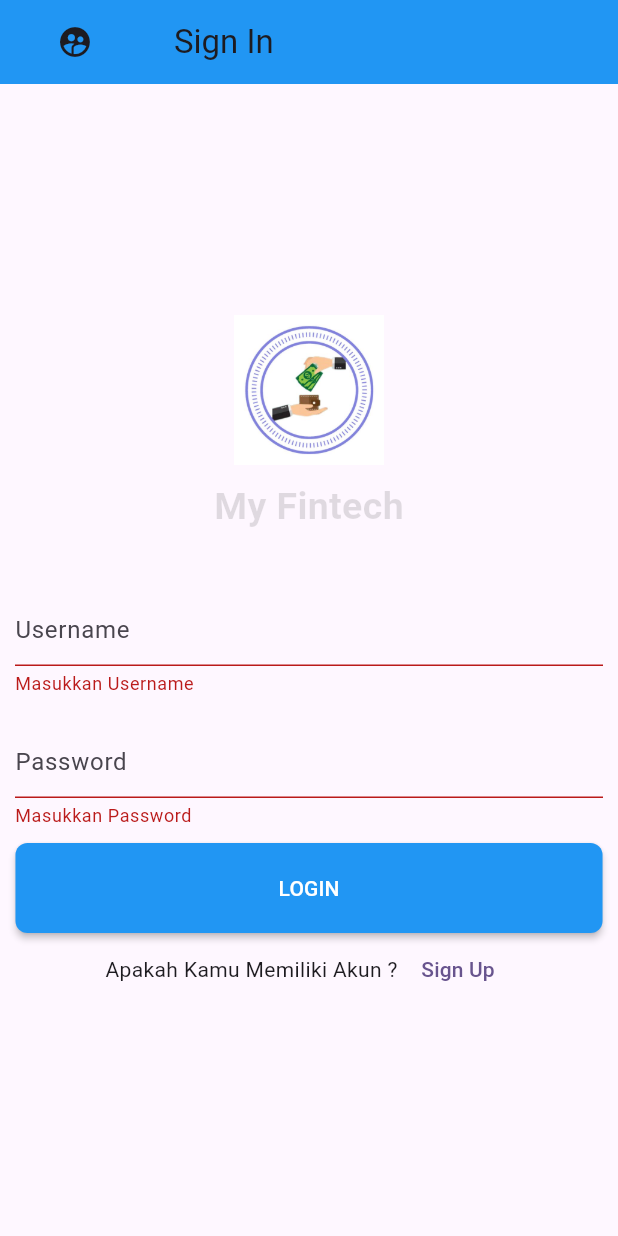
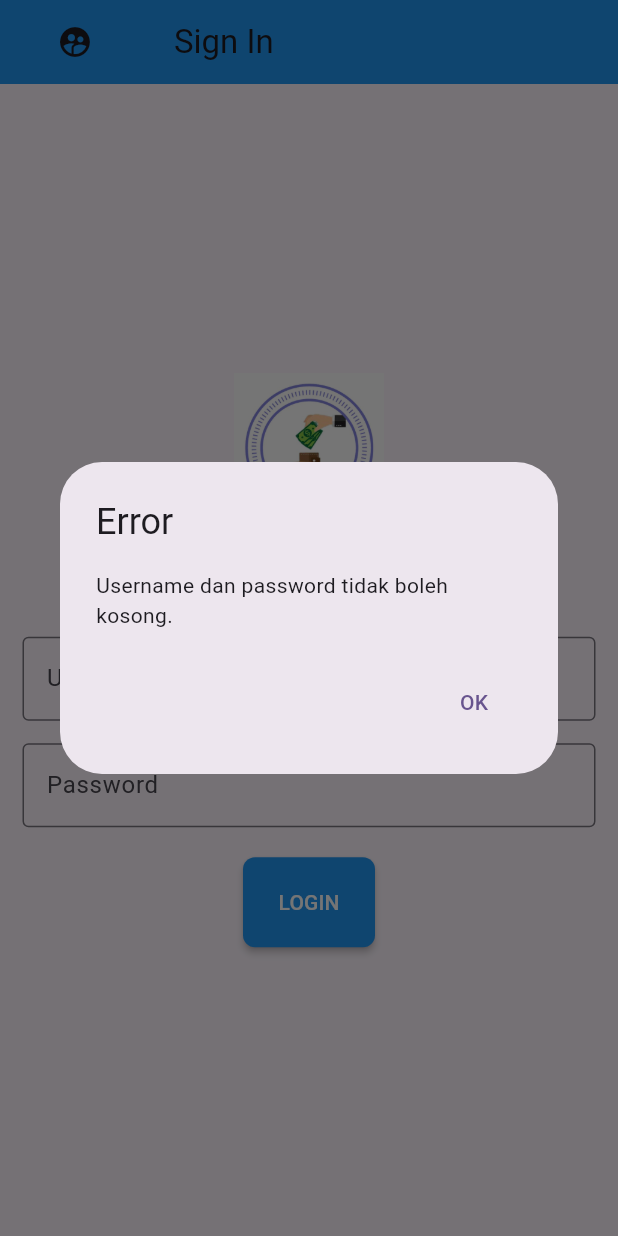
Before and after one commit to fiskinafiulafida/flutter_application_1, a Flutter app: the LoginScreen screen opened directly, after a tap on "LOGIN", on a phone screen of 412 x 824 dp. Run offline on Flutter 3.47's test engine with Material 2 defaults, Android fonts, the phone set to English and light mode, and no system bars; our stand-ins replace sqflite; accounts and stored records are empty.

Commit message:
Login Fixs

```diff
--- a/lib/database/databasehelper.dart
+++ b/lib/database/databasehelper.dart
@@ -4,33 +4,61 @@ import 'package:sqflite/sqflite.dart';
 import '../model/user.dart';
 
 class DatabaseHelper {
-  final databaseName = "testDB.db";
-  String userTable =
-      "Create Tabel users (usrId integer primary key autoincrement, usrName Text, usrPassword Text)";
-  String userData = "inser into users values(1, 'flutter', '123')";
+  static const int _version = 1;
+  static const String _dbName = "Finance.db";
 
-  Future<Database> initDB() async {
-    final databasePath = await getDatabasesPath();
-    final path = join(databasePath, databaseName);
-
-    return await openDatabase(path, version: 1, onCreate: (db, version) async {
-      // defaut untuk user login
-      await db.execute(userData);
-      // user tabel
-      await db.rawQuery(userTable);
-    });
+  static Future<Database> _getDB() async {
+    return openDatabase(join(await getDatabasesPath(), _dbName),
+        onCreate: (db, version) async {
+      await db.execute('''
+        CREATE TABLE User(
+          id INTEGER PRIMARY KEY,
+          username TEXT NOT NULL,
+          password TEXT NOT NULL
+        )
+      ''');
+    }, version: _version);
   }
 
-  // method for login
-  Future<bool> authentication(Users users) async {
-    final Database db = await initDB();
-    var result = await db.rawQuery(
-        "select * from users usrName = '${users.usrName}' and users usrPassword = '${users.usrPassword}'");
+  Future<int> updateUserPassword(Users user) async {
+    final db = await _getDB();
+    return await db.update(
+      "User",
+      user.toJson(),
+      where: 'id = ?',
+      whereArgs: [user.id],
+    );
+  }
 
-    if (result.isNotEmpty) {
-      return true;
-    } else {
-      return false;
+  Future<Users?> getUserByUsername(String username) async {
+    final db = await _getDB();
+    final List<Map<String, dynamic>> maps = await db.query(
+      "User",
+      where: 'username = ?',
+      whereArgs: [username],
+    );
+    if (maps.isEmpty) {
+      return null;
     }
+    return Users.fromJson(maps.first);
+  }
+
+  static Future<int> addUser(Users user) async {
+    final db = await _getDB();
+    return await db.insert("User", user.toJson(),
+        conflictAlgorithm: ConflictAlgorithm.replace);
+  }
+
+  static Future<Users?> loginUser(String username, String password) async {
+    final db = await _getDB();
+    final List<Map<String, dynamic>> maps = await db.query(
+      "User",
+      where: "username = ? AND password = ?",
+      whereArgs: [username, password],
+    );
+    if (maps.isEmpty) {
+      return null;
+    }
+    return Users.fromJson(maps[0]);
   }
 }
--- a/lib/model/user.dart
+++ b/lib/model/user.dart
@@ -1,20 +1,13 @@
 class Users {
-  final String? usrId;
-  final String usrName;
-  final String usrPassword;
+  const Users({this.id, required this.username, required this.password});
 
-  Users({this.usrId, required this.usrName, required this.usrPassword});
+  final int? id;
+  final String username;
+  final String password;
 
   factory Users.fromJson(Map<String, dynamic> json) => Users(
-        usrName: json['usrName'],
-        usrPassword: json['usrPassword'],
-      );
+      id: json['id'], username: json['username'], password: json['password']);
 
-  Map<String, dynamic> toMap() {
-    return {
-      'usrId': usrId,
-      'usrName': usrName,
-      'usrPassword': usrPassword,
-    };
-  }
+  Map<String, dynamic> toJson() =>
+      {'id': id, 'username': username, 'password': password};
 }
--- a/lib/screens/login.dart
+++ b/lib/screens/login.dart
@@ -1,42 +1,84 @@
 import 'package:flutter/material.dart';
-import 'package:flutter_application_1/methods/textField.dart';
 import 'package:flutter_application_1/screens/register.dart';
 import 'package:flutter_application_1/model/user.dart';
 import 'package:flutter_application_1/screens/home.dart';
 import 'package:flutter_application_1/database/databasehelper.dart';
 
 class LoginScreen extends StatefulWidget {
-  const LoginScreen({Key? key}) : super(key: key);
+  const LoginScreen({super.key});
 
   @override
   State<LoginScreen> createState() => _LoginScreenState();
 }
 
 class _LoginScreenState extends State<LoginScreen> {
-  final usrName = TextEditingController();
-  final usrPass = TextEditingController();
-  final formKey = GlobalKey<FormState>();
+  bool _obscureText = true;
 
-  // untuk button login
-  login() async {
-    final db = DatabaseHelper();
+  var usernameController = TextEditingController();
+  var passwordController = TextEditingController();
 
-    var result = await db.authentication(
-        Users(usrName: usrName.text, usrPassword: usrPass.text));
+  Future<void> _login() async {
+    final username = usernameController.text;
+    final password = passwordController.text;
 
-    if (result) {
+    final userLogin = Users(username: "admin", password: "admin");
+    await DatabaseHelper.addUser(userLogin);
+
+    if (username.isEmpty || password.isEmpty) {
+      showDialog(
+        context: context,
+        builder: (context) {
+          return AlertDialog(
+            title: const Text('Error'),
+            content: const Text('Username dan password tidak boleh kosong.'),
+            actions: [
+              TextButton(
+                onPressed: () {
+                  Navigator.of(context).pop();
+                },
+                child: const Text('OK'),
+              ),
+            ],
+          );
+        },
+      );
+      return;
+    }
+
+    final user = await DatabaseHelper.loginUser(username, password);
+
+    if (user != null) {
+      // Jika login berhasil, navigasikan ke halaman beranda (HomeScreen)
       Navigator.push(
-          context, MaterialPageRoute(builder: (context) => HomeScreen()));
+        context,
+        MaterialPageRoute(
+          builder: (context) => const HomeScreen(),
+        ),
+      );
     } else {
-      ScaffoldMessenger.of(context).showSnackBar(
-          SnackBar(content: Text("Silahkan Cek Pass dan Username !!!")));
+      // Jika login gagal, tampilkan pesan error
+      showDialog(
+        context: context,
+        builder: (context) {
+          return AlertDialog(
+            title: const Text('Error'),
+            content: const Text('Username atau password salah.'),
+            actions: [
+              TextButton(
+                onPressed: () {
+                  Navigator.of(context).pop();
+                },
+                child: const Text('OK'),
+              ),
+            ],
+          );
+        },
+      );
     }
   }
 
   @override
   Widget build(BuildContext context) {
-    Size size = MediaQuery.of(context).size;
-
     return Scaffold(
       appBar: AppBar(
         leading: Icon(Icons.supervised_user_circle),
@@ -46,7 +88,6 @@ class _LoginScreenState extends State<LoginScreen> {
       ),
       body: SafeArea(
         child: Form(
-          key: formKey,
           child: Column(mainAxisAlignment: MainAxisAlignment.center, children: [
             Center(
               child: Container(
@@ -68,30 +109,34 @@ class _LoginScreenState extends State<LoginScreen> {
             SizedBox(
               height: 30.0,
             ),
-            UnderLineInputField(
-              controller: usrName,
-              hint: "Username",
-              validator: (value) {
-                if (value.isEmpty) {
-                  return "Masukkan Username";
-                }
-                return null;
-              },
+            Container(
+              padding: EdgeInsets.symmetric(horizontal: 15),
+              child: TextField(
+                controller: usernameController,
+                decoration: InputDecoration(
+                    border: OutlineInputBorder(),
+                    labelText: 'Username',
+                    hintText: 'Enter valid username'),
+              ),
             ),
-            UnderLineInputField(
-              controller: usrPass,
-              hint: "Password",
-              validator: (value) {
-                if (value.isEmpty) {
-                  return "Masukkan Password";
-                }
-                return null;
-              },
+            Container(
+              padding: const EdgeInsets.only(
+                  left: 15.0, right: 15.0, top: 15, bottom: 0),
+              child: TextField(
+                controller: passwordController,
+                obscureText: true,
+                decoration: InputDecoration(
+                    border: OutlineInputBorder(),
+                    labelText: 'Password',
+                    hintText: 'Enter secure password'),
+              ),
+            ),
+            SizedBox(
+              height: 20.0,
             ),
             MaterialButton(
                 shape: RoundedRectangleBorder(
                     borderRadius: BorderRadius.circular(8)),
-                minWidth: size.width * .95,
                 height: 60,
                 color: Colors.blue,
                 child: Text(
@@ -99,26 +144,23 @@ class _LoginScreenState extends State<LoginScreen> {
                   style: TextStyle(color: Colors.white),
                 ),
                 onPressed: () {
-                  if (formKey.currentState!.validate()) {
-                    // function login
-                    login();
-                  }
+                  _login();
                 }),
-            Row(
-              crossAxisAlignment: CrossAxisAlignment.center,
-              mainAxisAlignment: MainAxisAlignment.center,
-              children: [
-                Text("Apakah Kamu Memiliki Akun ? "),
-                TextButton(
-                    onPressed: () {
-                      Navigator.push(
-                          context,
-                          MaterialPageRoute(
-                              builder: (context) => RegisterScreen()));
-                    },
-                    child: Text("Sign Up"))
-              ],
-            ),
+            // Row(
+            //   crossAxisAlignment: CrossAxisAlignment.center,
+            //   mainAxisAlignment: MainAxisAlignment.center,
+            //   children: [
+            //     Text("Apakah Kamu Memiliki Akun ? "),
+            //     TextButton(
+            //         onPressed: () {
+            //           Navigator.push(
+            //               context,
+            //               MaterialPageRoute(
+            //                   builder: (context) => RegisterScreen()));
+            //         },
+            //         child: Text("Sign Up"))
+            //   ],
+            // ),
           ]),
         ),
       ),
--- a/pubspec.yaml
+++ b/pubspec.yaml
@@ -37,6 +37,8 @@ dependencies:
   cupertino_icons: ^1.0.2
   sqflite: ^2.3.0
   path_provider: ^2.1.1
+  date_time_picker: ^2.1.0
+
 
 dev_dependencies:
   flutter_test:
```
Also changed, not shown: pubspec.lock.
